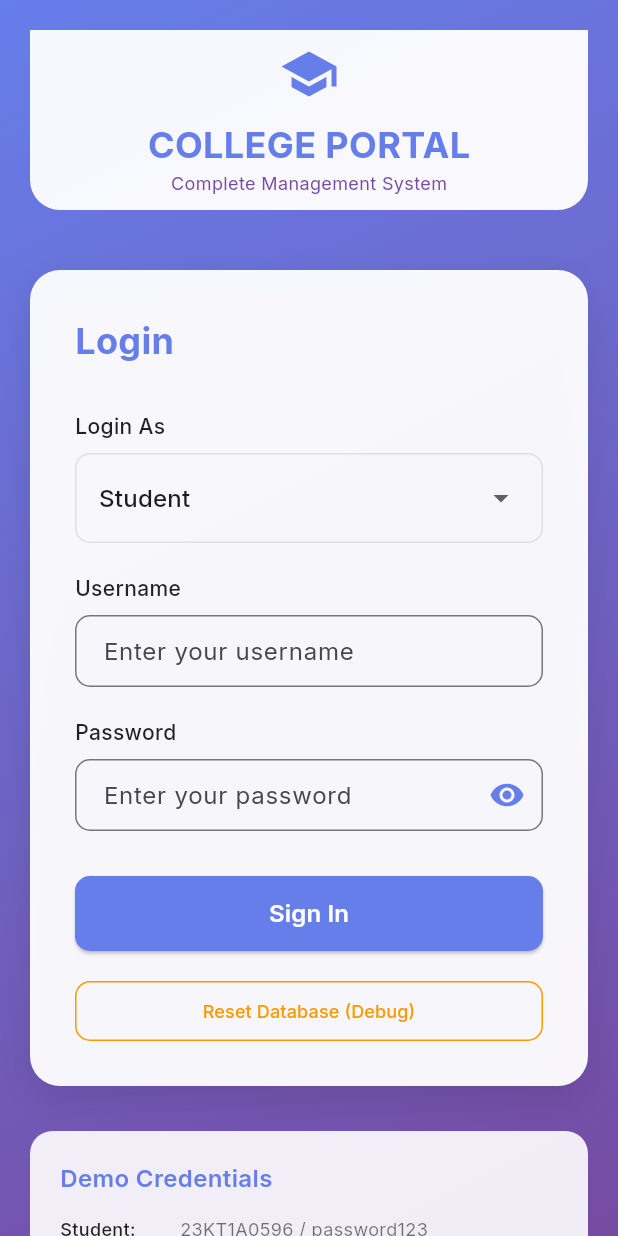
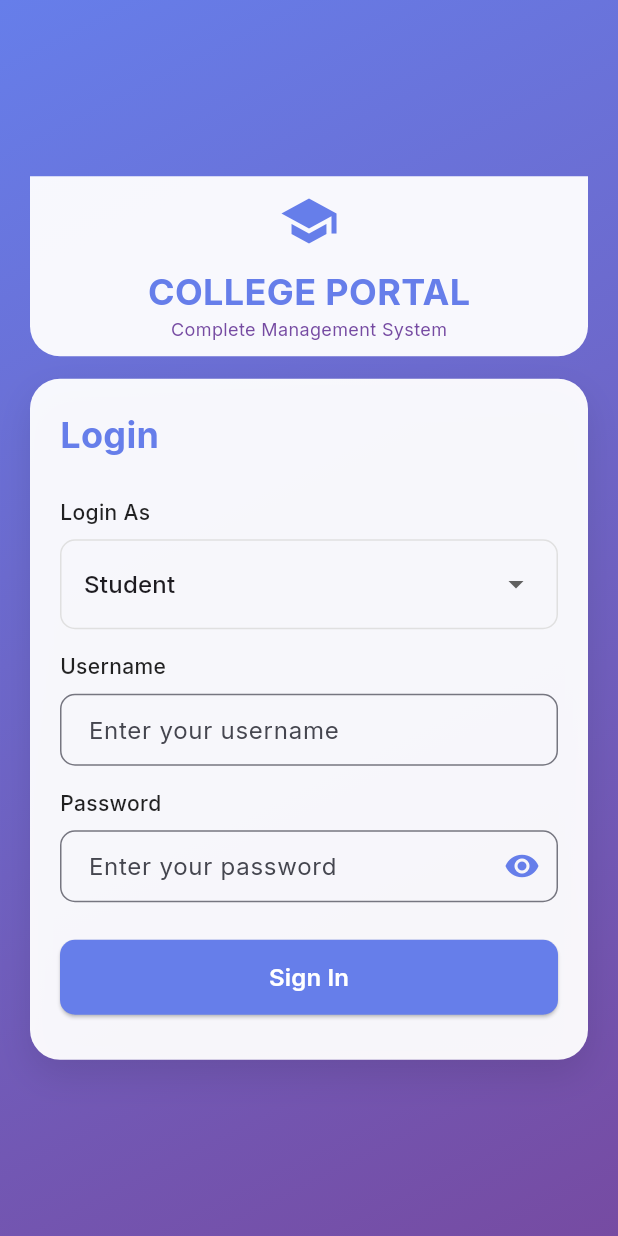
Before and after one commit to ldvkvarma/portal-28, a Flutter app: the screen it shows after launch, on a phone screen of 412 x 824 dp. Run offline on Flutter 3.47's test engine with Material 3 defaults, Android fonts, the phone set to English and light mode, and no system bars; our stand-ins replace file_picker, google_fonts, pdf, printing, shared_preferences.

Commit message:
Remove demo credentials and debug features, optimize title bar height, reduce login form spacing

```diff
--- a/lib/screens/login_screen.dart
+++ b/lib/screens/login_screen.dart
@@ -117,9 +117,17 @@ class _LoginScreenState extends State<LoginScreen> {
         ),
         child: SafeArea(
           child: SingleChildScrollView(
+            child: ConstrainedBox(
+              constraints: BoxConstraints(
+                minHeight: MediaQuery.of(context).size.height -
+                           MediaQuery.of(context).padding.top -
+                           MediaQuery.of(context).padding.bottom,
+              ),
+              child: IntrinsicHeight(
                 child: Padding(
                   padding: const EdgeInsets.all(20),
                   child: Column(
+                    mainAxisAlignment: MainAxisAlignment.center,
                     children: [
                       // College Banner
                       Container(
@@ -162,11 +170,11 @@ class _LoginScreenState extends State<LoginScreen> {
                         ),
                       ),
 
-                  const SizedBox(height: 40),
+                      const SizedBox(height: 15),
 
                       // Login Card
                       Container(
-                    padding: const EdgeInsets.all(30),
+                        padding: const EdgeInsets.all(20),
                         decoration: BoxDecoration(
                           color: Colors.white.withValues(alpha: 0.95),
                           borderRadius: BorderRadius.circular(20),
@@ -191,7 +199,7 @@ class _LoginScreenState extends State<LoginScreen> {
                                   color: const Color(0xFF667eea),
                                 ),
                               ),
-                          const SizedBox(height: 30),
+                              const SizedBox(height: 25),
 
                               // Role Selection
                               Text(
@@ -227,7 +235,7 @@ class _LoginScreenState extends State<LoginScreen> {
                                   ),
                                 ),
                               ),
-                          const SizedBox(height: 20),
+                              const SizedBox(height: 15),
 
                               // Username Field
                               Text(
@@ -258,7 +266,7 @@ class _LoginScreenState extends State<LoginScreen> {
                                   return null;
                                 },
                               ),
-                          const SizedBox(height: 20),
+                              const SizedBox(height: 15),
 
                               // Password Field
                               Text(
@@ -303,7 +311,7 @@ class _LoginScreenState extends State<LoginScreen> {
                                   return null;
                                 },
                               ),
-                          const SizedBox(height: 30),
+                              const SizedBox(height: 25),
 
                               // Login Button
                               SizedBox(
@@ -331,77 +339,16 @@ class _LoginScreenState extends State<LoginScreen> {
                                         ),
                                 ),
                               ),
-                          const SizedBox(height: 20),
+                              const SizedBox(height: 10),
 
-                          // Reset Database Button (Debug)
-                          SizedBox(
-                            width: double.infinity,
-                            height: 40,
-                            child: OutlinedButton(
-                              onPressed: () async {
-                                await DatabaseService.resetDatabase();
-                                if (mounted) {
-                                  ScaffoldMessenger.of(context).showSnackBar(
-                                    SnackBar(
-                                      content: Text(
-                                        'Database reset successfully',
-                                        style: GoogleFonts.inter(),
-                                      ),
-                                      backgroundColor: Colors.green,
-                                    ),
-                                  );
-                                }
-                              },
-                              style: OutlinedButton.styleFrom(
-                                side: const BorderSide(color: Colors.orange),
-                                foregroundColor: Colors.orange,
-                                shape: RoundedRectangleBorder(
-                                  borderRadius: BorderRadius.circular(10),
-                                ),
-                              ),
-                              child: Text(
-                                'Reset Database (Debug)',
-                                style: GoogleFonts.inter(
-                                  fontSize: 12,
-                                  fontWeight: FontWeight.w500,
-                                ),
-                              ),
-                            ),
-                          ),
                             ],
                           ),
                         ),
                       ),
 
-                  const SizedBox(height: 30),
-
-                  // Demo Credentials
-                  Container(
-                    padding: const EdgeInsets.all(20),
-                    decoration: BoxDecoration(
-                      color: Colors.white.withValues(alpha: 0.9),
-                      borderRadius: BorderRadius.circular(15),
-                    ),
-                    child: Column(
-                      crossAxisAlignment: CrossAxisAlignment.start,
-                      children: [
-                        Text(
-                          'Demo Credentials',
-                          style: GoogleFonts.inter(
-                            fontSize: 16,
-                            fontWeight: FontWeight.w600,
-                            color: const Color(0xFF667eea),
-                          ),
-                        ),
-                        const SizedBox(height: 10),
-                        _buildCredentialRow('Student', '23KT1A0596', 'password123'),
-                        _buildCredentialRow('Faculty', 'faculty001', 'faculty123'),
-                        _buildCredentialRow('Principal', 'principal', 'admin123'),
-                        _buildCredentialRow('Placement', 'placement', 'place123'),
                     ],
                   ),
                 ),
-                ],
               ),
             ),
           ),
@@ -409,34 +356,4 @@ class _LoginScreenState extends State<LoginScreen> {
       ),
     );
   }
-
-  Widget _buildCredentialRow(String role, String username, String password) {
-    return Padding(
-      padding: const EdgeInsets.symmetric(vertical: 4),
-      child: Row(
-        children: [
-          SizedBox(
-            width: 80,
-            child: Text(
-              '$role:',
-              style: GoogleFonts.inter(
-                fontSize: 12,
-                fontWeight: FontWeight.w500,
-                color: Colors.black87,
-              ),
-            ),
-          ),
-          Expanded(
-            child: Text(
-              '$username / $password',
-              style: GoogleFonts.inter(
-                fontSize: 12,
-                color: Colors.black54,
-              ),
-            ),
-          ),
-        ],
-      ),
-    );
 }
-}
--- a/lib/screens/student_dashboard.dart
+++ b/lib/screens/student_dashboard.dart
@@ -789,15 +789,15 @@ class _StudentDashboardState extends State<StudentDashboard> {
   // Calculate dynamic header height based on screen width
   double _calculateHeaderHeight(double screenWidth) {
     if (screenWidth < 400) {
-      return 200.0; // Extra small screens
+      return 140.0; // Extra small screens - reduced from 200
     } else if (screenWidth < 600) {
-      return 180.0; // Small screens
+      return 130.0; // Small screens - reduced from 180
     } else if (screenWidth < 800) {
-      return 165.0; // Medium screens
+      return 125.0; // Medium screens - reduced from 165
     } else if (screenWidth < 1200) {
-      return 140.0; // Large screens
+      return 120.0; // Large screens - reduced from 140
     } else {
-      return 125.0; // Extra large screens
+      return 115.0; // Extra large screens - reduced from 125
     }
   }
 }
```
Lines whose indentation alone changed are shown as unchanged.
